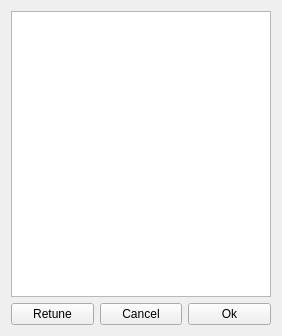
Above: application/forms/qnplchannelsform.ui from TeleMidia/ginga-2010-2015-gui before the change. Below: the same form after it.
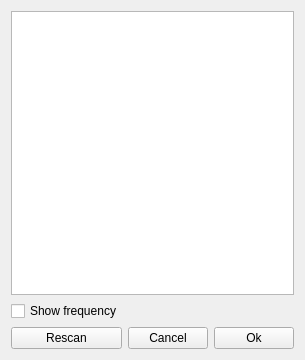
That is the form after the change. Icons and pictures are not drawn.

Commit message:
maint: Progress bar closes when scan channels without dongle. Frequency column hides when the checkbox is unchecked. Channel list sorted by channel numbers.
TODO: Adjust play button when playing TV channel for the second time.
Adjust progress bar messages. Filling channels list dynamically.

	modified: forms/qnplchannelsform.ui
	modified: src/ui/qnplchannelsdialog.cpp
	modified: src/ui/qnplchannlesdialog.h
	modified: src/ui/qnplmainwindow.cpp

Patch:
```diff
--- a/application/forms/qnplchannelsform.ui
+++ b/application/forms/qnplchannelsform.ui
@@ -7,7 +7,7 @@
     <x>0</x>
     <y>0</y>
     <width>282</width>
-    <height>336</height>
+    <height>360</height>
    </rect>
   </property>
   <property name="windowTitle">
@@ -18,30 +18,37 @@
     <normaloff>:/icon/channels</normaloff>:/icon/channels</iconset>
   </property>
   <layout class="QGridLayout" name="gridLayout">
-   <item row="1" column="2">
-    <widget class="QPushButton" name="okButton">
-     <property name="text">
-      <string>Ok</string>
-     </property>
-    </widget>
-   </item>
-   <item row="1" column="0">
+   <item row="2" column="0">
     <widget class="QPushButton" name="retuneButton">
      <property name="text">
-      <string>Retune</string>
+      <string>Rescan</string>
      </property>
     </widget>
    </item>
-   <item row="1" column="1">
+   <item row="2" column="1">
     <widget class="QPushButton" name="cancelButton">
      <property name="text">
       <string>Cancel</string>
      </property>
     </widget>
    </item>
+   <item row="2" column="2">
+    <widget class="QPushButton" name="okButton">
+     <property name="text">
+      <string>Ok</string>
+     </property>
+    </widget>
+   </item>
    <item row="0" column="0" colspan="3">
     <widget class="QTableView" name="table"/>
    </item>
+   <item row="1" column="0">
+    <widget class="QCheckBox" name="frequencyCheckBox">
+     <property name="text">
+      <string>Show frequency</string>
+     </property>
+    </widget>
+   </item>
   </layout>
  </widget>
  <resources>
```
The commit also changes 3 other files.
